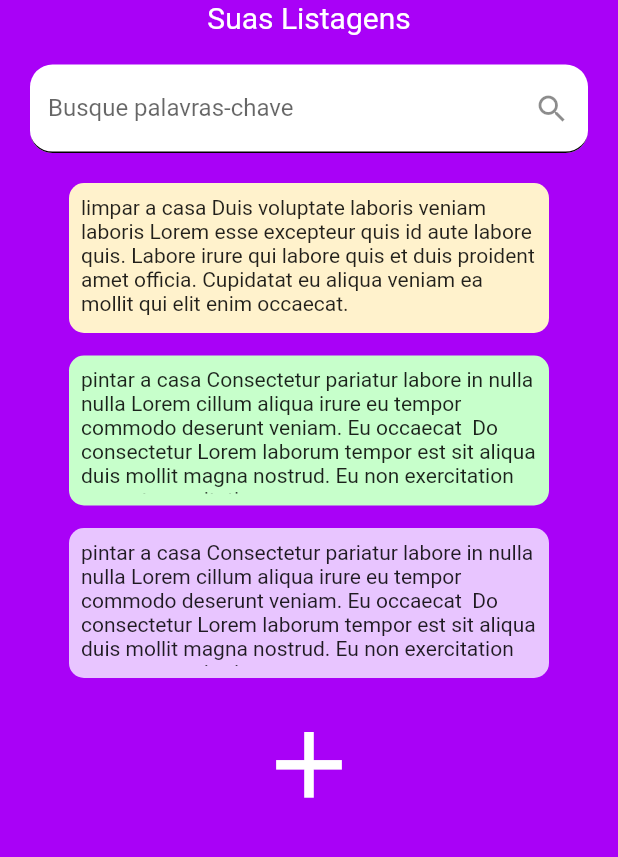
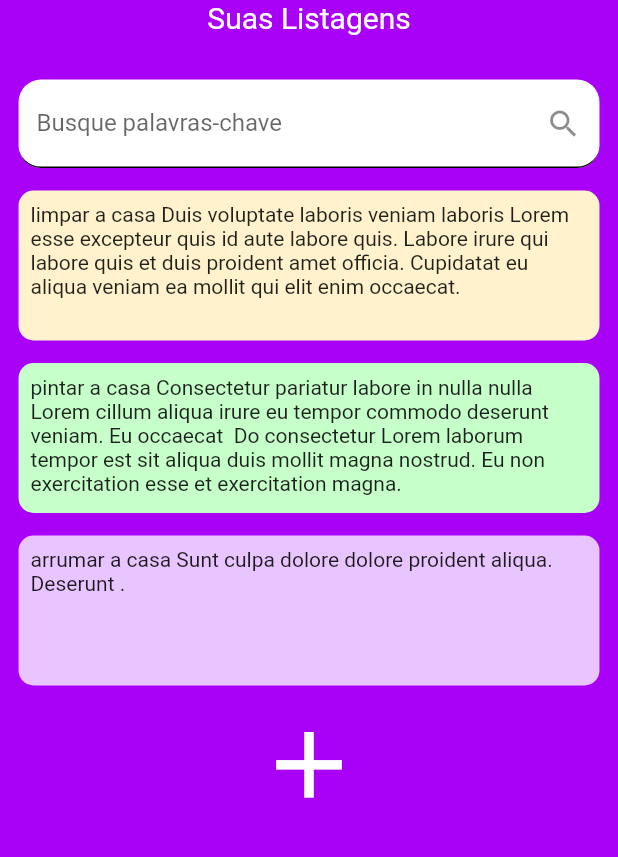
Before and after one commit to FIXER3600/App_ToDo_Lovepeople, a Flutter app: the screen it shows after launch, on a phone screen of 412 x 824 dp, the part 120-977 px from its top. Run offline on Flutter 3.47's test engine with Material 2 defaults, Android fonts, the phone set to English and light mode, and no system bars.

Commit message:
layout_responsivo_mquery

```diff
--- a/lib/view/pages/task_list.dart
+++ b/lib/view/pages/task_list.dart
@@ -5,7 +5,8 @@ import 'package:flutter/services.dart';
 List<String> listaTarefas = [
   '''limpar a casa Duis voluptate laboris veniam laboris Lorem esse excepteur quis id aute labore quis. Labore irure qui labore quis et duis proident amet officia. Cupidatat eu aliqua veniam ea mollit qui elit enim occaecat.''',
   '''pintar a casa Consectetur pariatur labore in nulla nulla Lorem cillum aliqua irure eu tempor commodo deserunt veniam. Eu occaecat  Do consectetur Lorem laborum tempor est sit aliqua duis mollit magna nostrud. Eu non exercitation esse et exercitation magna.''',
-  '''arrumar a casa Sunt culpa dolore dolore proident aliqua. Deserunt .'''
+  '''arrumar a casa Sunt culpa dolore dolore proident aliqua. Deserunt .''',
+  'TESTE'
 ];
 
 class TaskList extends StatefulWidget {
@@ -32,6 +33,7 @@ class _TaskListState extends State<TaskList> {
       backgroundColor: const Color.fromRGBO(169, 1, 247, 1),
       body: Column(
         children: [
+          // LOGO
           Row(
             children: [
               Container(
@@ -66,7 +68,8 @@ class _TaskListState extends State<TaskList> {
           ),
           // SEACH BOX
           Container(
-            padding: EdgeInsets.all(20),
+            width: MediaQuery.of(context).size.width * 0.94,
+            padding: EdgeInsets.only(top: 30, bottom: 15),
             child: TextField(
               decoration: InputDecoration(
                   labelText: 'Busque palavras-chave',
@@ -79,20 +82,25 @@ class _TaskListState extends State<TaskList> {
           ),
 
           // caixa de texto
-
-          box(Color.fromRGBO(255, 242, 204, 1), listaTarefas[0]),
-          box(Color.fromRGBO(199, 255, 203, 1), listaTarefas[1]),
-          box(Color.fromRGBO(232, 197, 255, 1), listaTarefas[1]),
-
-          const SizedBox(
-            height: 5,
-            width: 5,
+          Container(
+            child: Column(
+              children: [
+                box(Color.fromRGBO(255, 242, 204, 1), listaTarefas[0]),
+                box(Color.fromRGBO(199, 255, 203, 1), listaTarefas[1]),
+                box(Color.fromRGBO(232, 197, 255, 1), listaTarefas[2]),
+              ],
+            ),
           ),
 
-          const Icon(
-            Icons.add,
-            size: 75,
-            color: Colors.white,
+          GestureDetector(
+            onTap: () {
+              Navigator.of(context).pushNamed('\task_register');
+            },
+            child: const Icon(
+              Icons.add,
+              size: 75,
+              color: Colors.white,
+            ),
           )
         ],
       ),
@@ -103,8 +111,8 @@ class _TaskListState extends State<TaskList> {
     return Column(
       children: [
         Container(
-          padding: EdgeInsets.all(8),
-          width: 320,
+          padding: EdgeInsets.all(8.0),
+          width: MediaQuery.of(context).size.width * 0.94,
           height: 100,
           decoration: BoxDecoration(
             color: cor,
@@ -116,7 +124,7 @@ class _TaskListState extends State<TaskList> {
         ),
         const SizedBox(
           height: 15,
-          width: 15,
+          //width: 15,
         ),
       ],
     );
```
